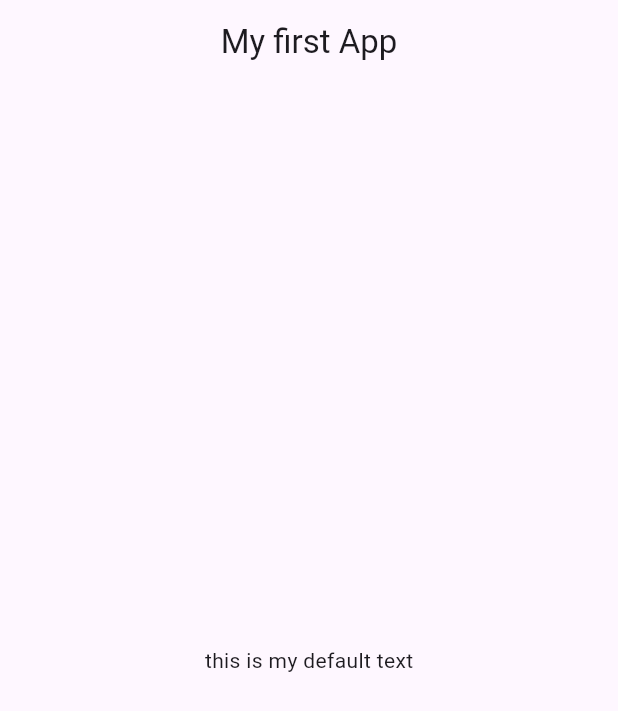
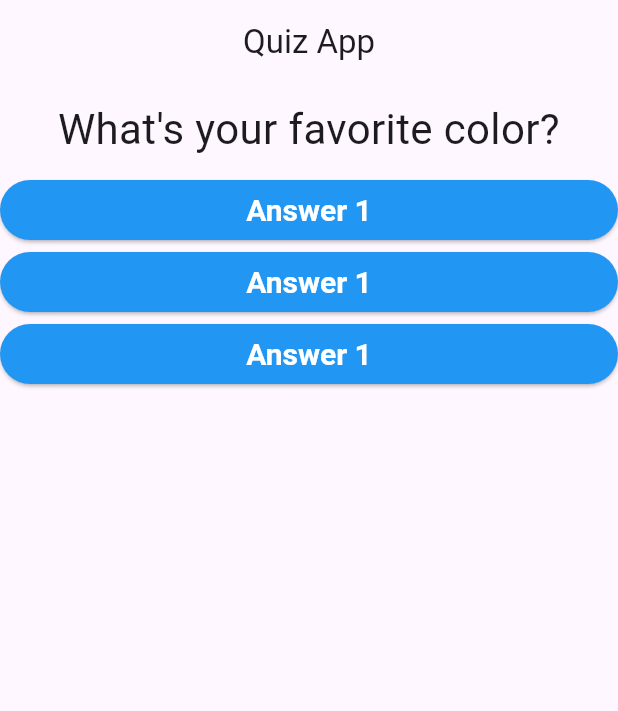
Before and after one commit to asadullah43/quiz, a Flutter app: the screen it shows after launch, on a phone screen of 412 x 824 dp. Shown: the top 711 px of the screen. Run offline on Flutter 3.47's test engine with Material 3 defaults, Android fonts, the phone set to English and light mode, and no system bars.

Commit message:
added questions

```diff
--- /dev/null
+++ b/lib/answer.dart
@@ -0,0 +1,26 @@
+import 'package:flutter/material.dart';
+
+class Answer extends StatelessWidget {
+  final Function answerQuestion;
+  const Answer(this.answerQuestion, {super.key});
+
+  @override
+  Widget build(BuildContext context) {
+    return SizedBox(
+      width: double.infinity,
+      child: ElevatedButton(
+        onPressed: () {
+          answerQuestion();
+        },
+        style: ElevatedButton.styleFrom(
+          backgroundColor: Colors.blue,
+          foregroundColor: Colors.white, // Set background color
+          textStyle: const TextStyle(
+              fontSize: 20.0, fontWeight: FontWeight.bold), // Set text style
+          // Adjust elevation
+        ),
+        child: const Text('Answer 1'),
+      ),
+    );
+  }
+}
--- a/lib/main.dart
+++ b/lib/main.dart
@@ -1,23 +1,63 @@
 import 'package:flutter/material.dart';
+import 'package:quiz_app/answer.dart';
+import 'package:quiz_app/question.dart';
 
 void main() {
   runApp(const MyApp());
 }
 
-class MyApp extends StatelessWidget {
+class MyApp extends StatefulWidget {
   const MyApp({super.key});
 
   @override
+  State<MyApp> createState() => _MyAppState();
+}
+
+class _MyAppState extends State<MyApp> {
+  var questionIndex = 0;
+
+  void answerQuestion() {
+    setState(() {
+      questionIndex++;
+    });
+  }
+
+  @override
   Widget build(BuildContext context) {
+    var questions = [
+      {
+        'questionText': 'What\'s your favorite color?',
+        'answers': ['Black', 'Red', 'Green', 'White']
+      },
+      {
+        'questionText': 'What\'s your favorite animal?',
+        'answers': ['Rabbit', 'Lion', 'Elephant', 'Snake']
+      },
+      {
+        'questionText': 'What\'s your favorite instructor?',
+        'answers': ['max', 'asif taj', 'Angila', 'Ravaan']
+      },
+    ];
     return MaterialApp(
       debugShowCheckedModeBanner: false,
       home: Scaffold(
         appBar: AppBar(
-          title: const Text('My first App'),
+          title: const Text('Quiz App'),
           centerTitle: true,
         ),
-        body: const Center(
-          child: Text('this is my default text'),
+        body: Column(
+          children: [
+           Question(questions[questionIndex]['questionText'] as String),
+            Answer(
+              answerQuestion,
+            ),
+            Answer(
+              answerQuestion,
+            ),
+            Answer(
+              answerQuestion,
+            ),
+          ],
         ),
       ),
     );
--- /dev/null
+++ b/lib/question.dart
@@ -0,0 +1,22 @@
+import 'package:flutter/material.dart';
+
+class Question extends StatelessWidget {
+  final String questionText;
+
+  const Question(this.questionText, {super.key});
+
+  @override
+  Widget build(BuildContext context) {
+    return Container(
+      width: double.infinity,
+      margin: const EdgeInsets.all(10),
+      child: Text(
+        questionText,
+        style: const TextStyle(
+          fontSize: 28.0,
+        ),
+        textAlign: TextAlign.center, // Corrected font size decimal
+      ),
+    );
+  }
+}
```
